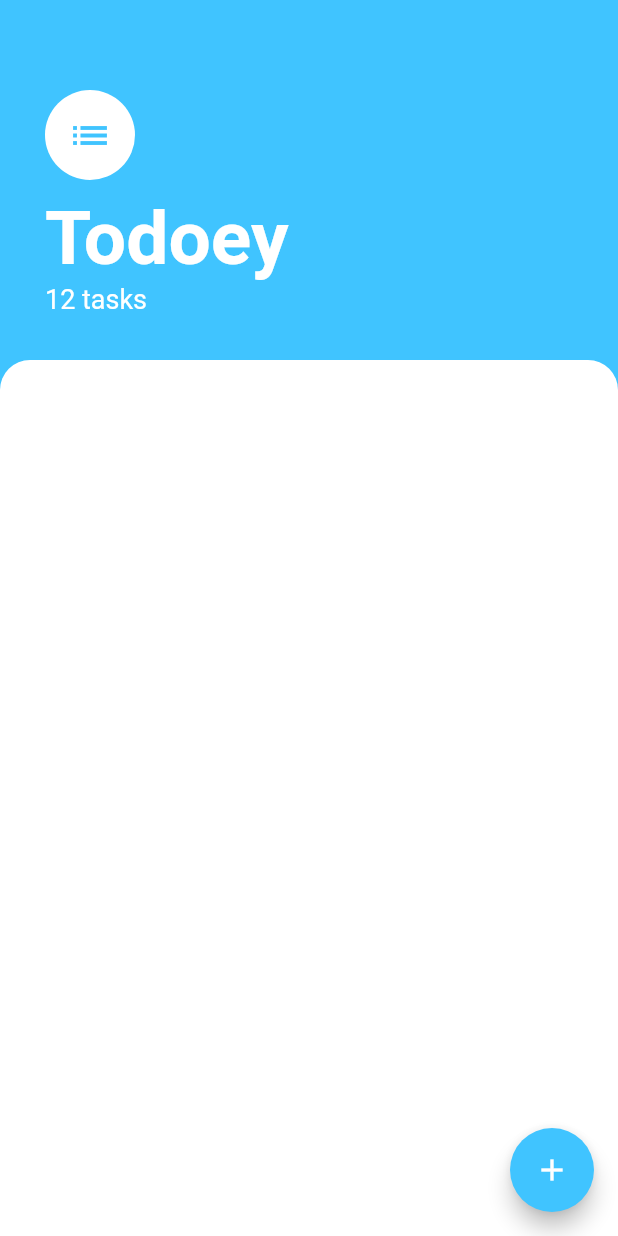
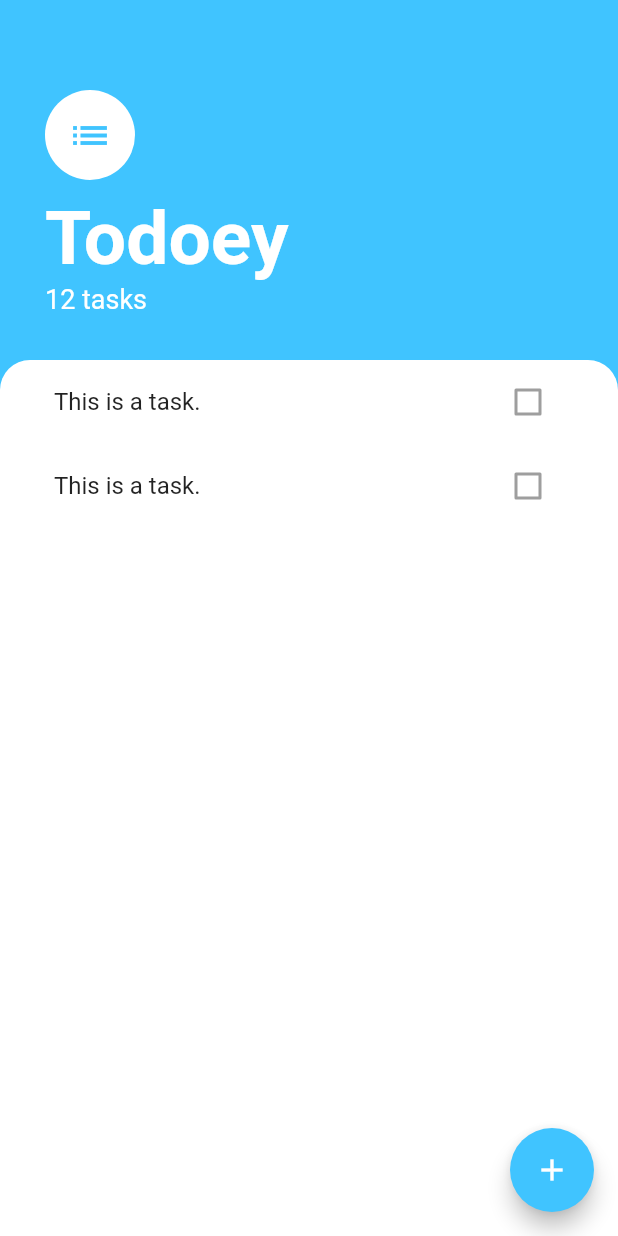
Before and after one commit to mcz9mm/todoey_flutter, a Flutter app: the screen it shows after launch, on a phone screen of 412 x 824 dp. Run offline on Flutter 3.47's test engine with Material 2 defaults, Android fonts, the phone set to English and light mode, and no system bars.

Commit message:
tasks_screen imprement mock data listView

```diff
--- a/lib/screens/tasks_screen.dart
+++ b/lib/screens/tasks_screen.dart
@@ -49,12 +49,29 @@ class TasksScreen extends StatelessWidget {
           ),
           Expanded(
             child: Container(
+              padding: EdgeInsets.symmetric(horizontal: 20.0),
               decoration: BoxDecoration(
                   color: Colors.white,
                   borderRadius: BorderRadius.only(
                     topLeft: Radius.circular(20.0),
                     topRight: Radius.circular(20.0),
                   )
+              ),
+              child: ListView(
+                children: <Widget>[
+                  ListTile(
+                    title: Text('This is a task.'),
+                    trailing: Checkbox(
+                      value: false,
+                    ),
+                  ),
+                  ListTile(
+                    title: Text('This is a task.'),
+                    trailing: Checkbox(
+                      value: false,
+                    ),
+                  ),
+                ],
               ),
             ),
           ),
```
